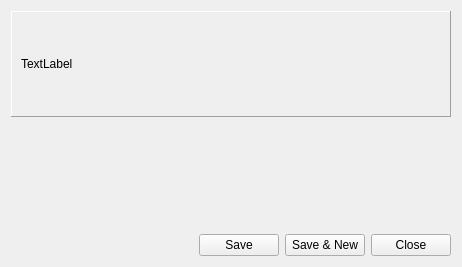
The window that rave/framework/baseentitydetaildlg.ui (pgathogo/raven) describes before a commit, drawn with Qt 5.
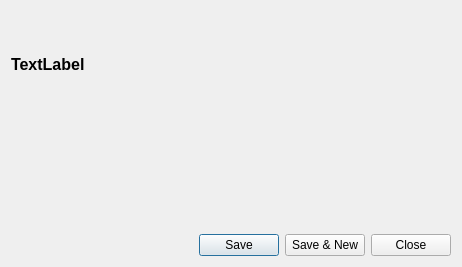
The same window after the commit.

Commit message: Added basic entity Create, Read and Update functions

```diff
--- a/rave/framework/baseentitydetaildlg.ui
+++ b/rave/framework/baseentitydetaildlg.ui
@@ -1,7 +1,7 @@
 <?xml version="1.0" encoding="UTF-8"?>
 <ui version="4.0">
  <class>BaseEntityDetailDlg</class>
- <widget class="QWidget" name="BaseEntityDetailDlg">
+ <widget class="QDialog" name="BaseEntityDetailDlg">
   <property name="geometry">
    <rect>
     <x>0</x>
@@ -17,22 +17,17 @@
    <item>
     <layout class="QHBoxLayout" name="horizontalLayout">
      <item>
-      <widget class="QFrame" name="frame">
-       <property name="frameShape">
-        <enum>QFrame::Panel</enum>
+      <widget class="QLabel" name="lblTitle">
+       <property name="font">
+        <font>
+         <pointsize>12</pointsize>
+         <weight>75</weight>
+         <bold>true</bold>
+        </font>
        </property>
-       <property name="frameShadow">
-        <enum>QFrame::Raised</enum>
+       <property name="text">
+        <string>TextLabel</string>
        </property>
-       <layout class="QHBoxLayout" name="horizontalLayout_2">
-        <item>
-         <widget class="QLabel" name="label">
-          <property name="text">
-           <string>TextLabel</string>
-          </property>
-         </widget>
-        </item>
-       </layout>
       </widget>
      </item>
     </layout>
```
The commit also changes 22 other files.
